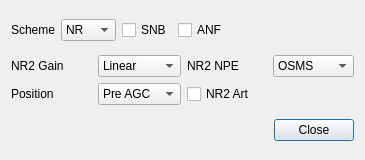
Old version of the form plugins/channelrx/wdsprx/wdsprxdnrdialog.ui in the repository f4exb/sdrangel.
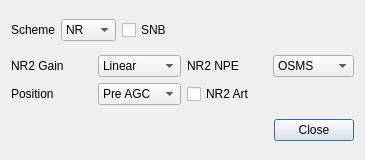
New version of the form.

What changed in the file:
```diff
--- a/plugins/channelrx/wdsprx/wdsprxdnrdialog.ui
+++ b/plugins/channelrx/wdsprx/wdsprxdnrdialog.ui
@@ -53,16 +53,6 @@
        </property>
       </widget>
      </item>
-     <item>
-      <widget class="QCheckBox" name="anf">
-       <property name="toolTip">
-        <string>Automatic Notch Filter</string>
-       </property>
-       <property name="text">
-        <string>ANF</string>
-       </property>
-      </widget>
-     </item>
      <item>
       <spacer name="horizontalSpacer">
        <property name="orientation">
```
